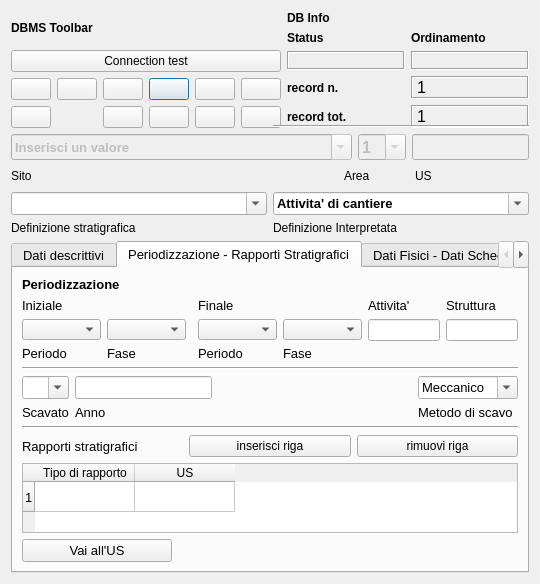
Qt form pyarchinit_dev20130710/modules/gui/pyarchinit_US_ui.ui (pyarchinit/pyarchinit_218) before a commit.
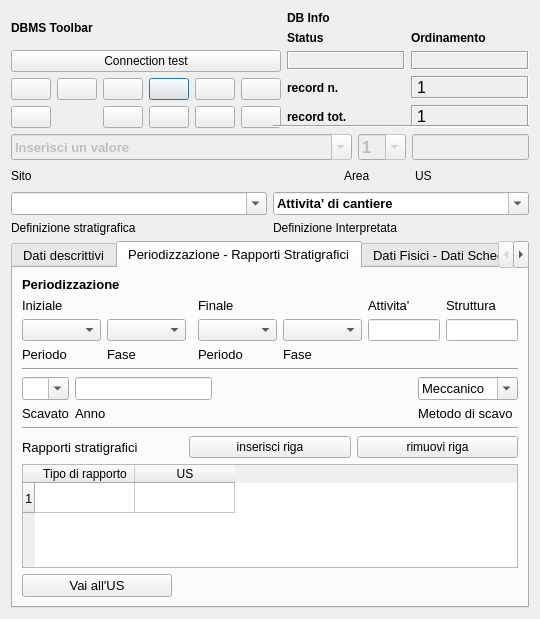
The same form after that commit. The open tabs and pages were chosen to show the change. Icons and pictures are not drawn.

Diff of the .ui file:
```diff
--- a/pyarchinit_dev20130710/modules/gui/pyarchinit_US_ui.ui
+++ b/pyarchinit_dev20130710/modules/gui/pyarchinit_US_ui.ui
@@ -7,7 +7,7 @@
     <x>0</x>
     <y>0</y>
     <width>540</width>
-    <height>584</height>
+    <height>619</height>
    </rect>
   </property>
   <property name="minimumSize">
@@ -937,10 +937,16 @@
             <layout class="QVBoxLayout" name="verticalLayout_10">
              <item>
               <layout class="QVBoxLayout" name="verticalLayout_9">
+               <property name="sizeConstraint">
+                <enum>QLayout::SetFixedSize</enum>
+               </property>
                <item>
                 <layout class="QVBoxLayout" name="verticalLayout_8">
                  <item>
                   <layout class="QGridLayout" name="gridLayout_15">
+                   <property name="sizeConstraint">
+                    <enum>QLayout::SetFixedSize</enum>
+                   </property>
                    <item row="0" column="0" colspan="4">
                     <widget class="QLabel" name="label_12">
                      <property name="font">
@@ -1007,7 +1013,14 @@
                     </widget>
                    </item>
                    <item row="3" column="0">
-                    <widget class="QComboBox" name="comboBox_per_iniz"/>
+                    <widget class="QComboBox" name="comboBox_per_iniz">
+                     <property name="minimumSize">
+                      <size>
+                       <width>0</width>
+                       <height>20</height>
+                      </size>
+                     </property>
+                    </widget>
                    </item>
                    <item row="3" column="5">
                     <widget class="QLineEdit" name="lineEdit_attivita">
@@ -1068,13 +1081,34 @@
                     </widget>
                    </item>
                    <item row="3" column="1">
-                    <widget class="QComboBox" name="comboBox_fas_iniz"/>
+                    <widget class="QComboBox" name="comboBox_fas_iniz">
+                     <property name="minimumSize">
+                      <size>
+                       <width>0</width>
+                       <height>20</height>
+                      </size>
+                     </property>
+                    </widget>
                    </item>
                    <item row="3" column="3">
-                    <widget class="QComboBox" name="comboBox_per_fin"/>
+                    <widget class="QComboBox" name="comboBox_per_fin">
+                     <property name="minimumSize">
+                      <size>
+                       <width>0</width>
+                       <height>20</height>
+                      </size>
+                     </property>
+                    </widget>
                    </item>
                    <item row="3" column="4">
-                    <widget class="QComboBox" name="comboBox_fas_fin"/>
+                    <widget class="QComboBox" name="comboBox_fas_fin">
+                     <property name="minimumSize">
+                      <size>
+                       <width>0</width>
+                       <height>20</height>
+                      </size>
+                     </property>
+                    </widget>
                    </item>
                   </layout>
                  </item>
```
Left out of the diff: 6 changed lines with no effect on the pictures.
